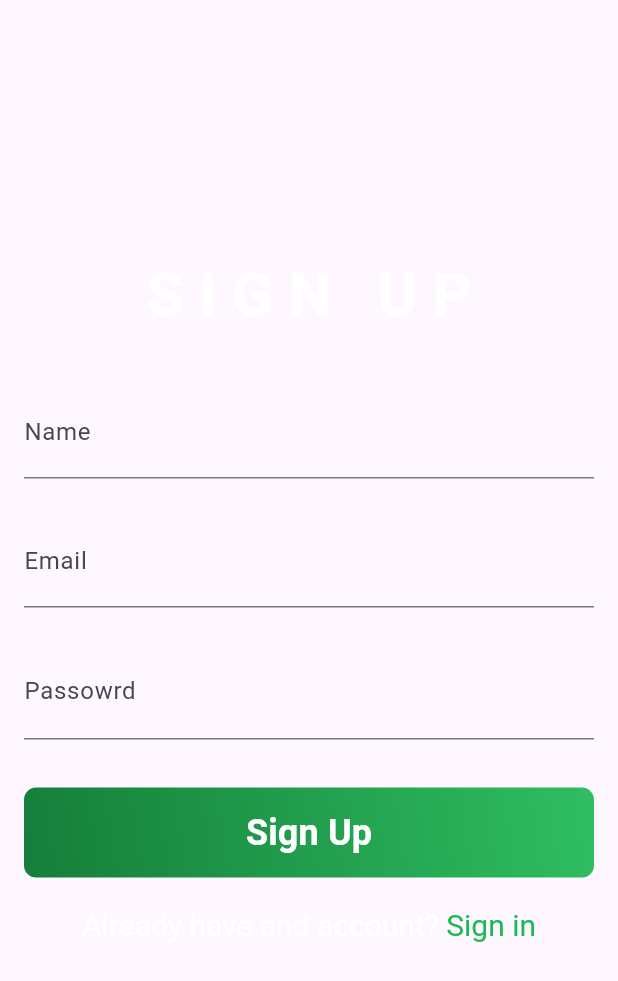
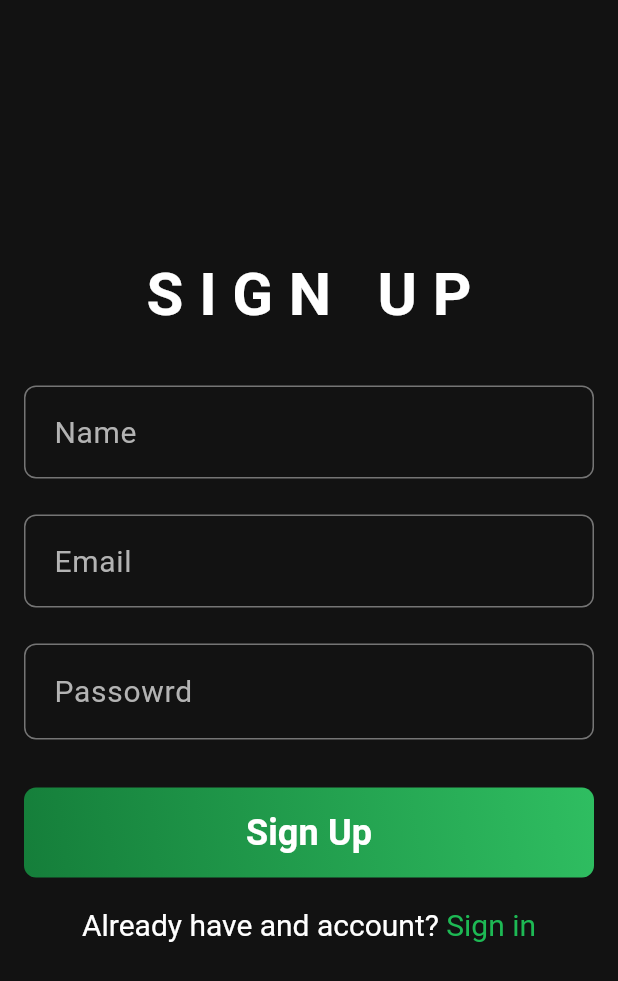
Before and after one commit to 1Shibam/firebase_complete, a Flutter app: the screen it shows after launch, on a phone screen of 412 x 824 dp. Shown: the top 981 px of the screen. Run offline on Flutter 3.47's test engine with Material 3 defaults, Android fonts, the phone set to English and light mode, and no system bars; our stand-ins replace firebase_core, flutter_riverpod; accounts and stored records are empty; generated files the repository leaves out were written again; Roboto replaces fonts that are missing (Pulchella).

Commit message:
add material theme

```diff
--- a/lib/main.dart
+++ b/lib/main.dart
@@ -1,3 +1,4 @@
+import 'package:firebase_complete/core/theme/theme.dart';
 import 'package:firebase_complete/features/auth/view/pages/signup_page.dart';
 import 'package:firebase_complete/firebase_options.dart';
 import 'package:firebase_core/firebase_core.dart';
@@ -20,12 +21,9 @@ class MyApp extends StatelessWidget {
   @override
   Widget build(BuildContext context) {
     return MaterialApp(
+        debugShowCheckedModeBanner: false,
         title: 'Flutter Demo',
-        theme: ThemeData(
-          // tested with just a hot reload.
-          colorScheme: ColorScheme.fromSeed(seedColor: Colors.deepPurple),
-          useMaterial3: true,
-        ),
+        theme: AppTheme.darkThemeMode,
         home: const SignupPage());
   }
 }
```
